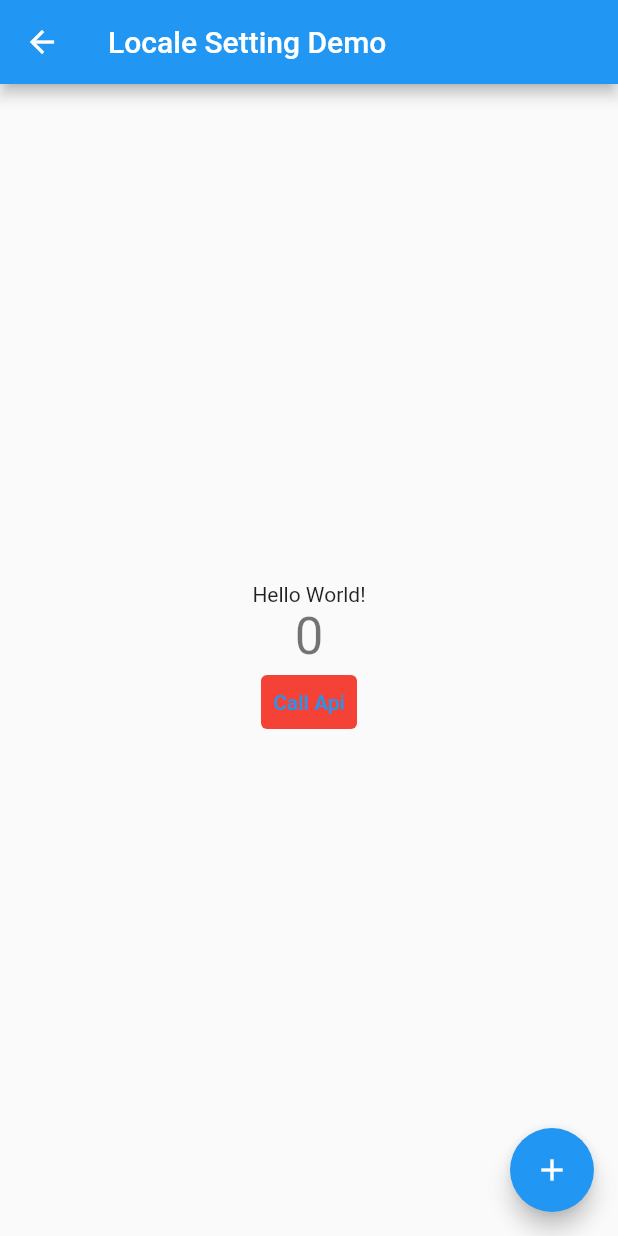
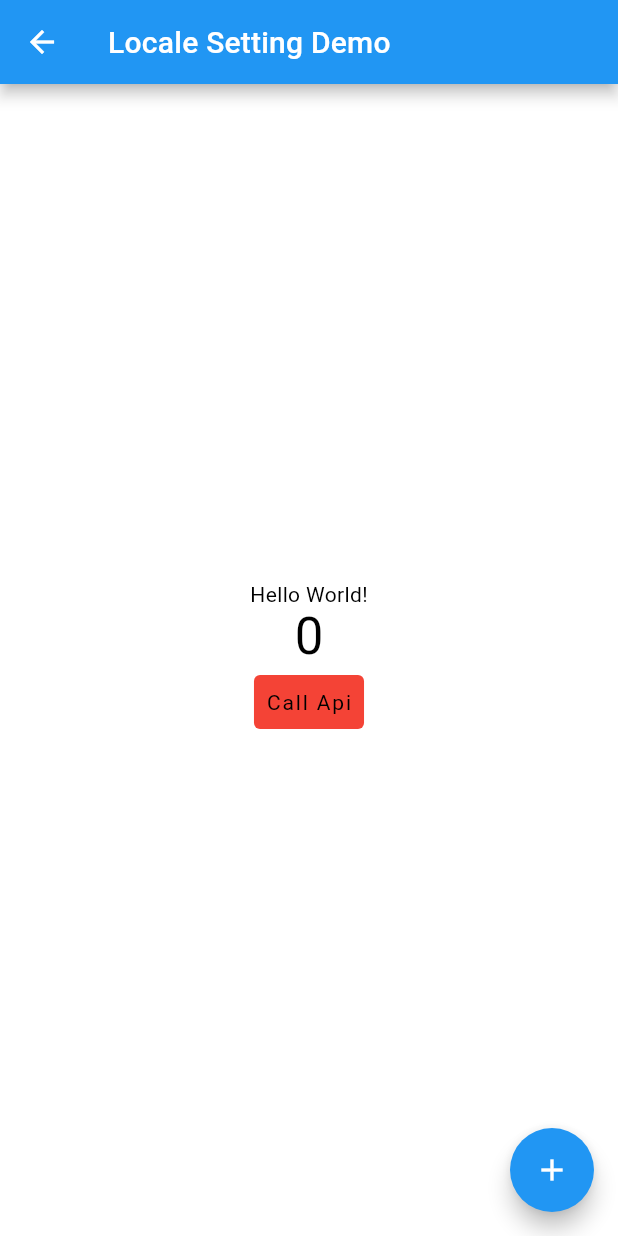
Before and after one commit to anthoai97/flutter_tdd_Base, a Flutter app: the ApiCallDemo screen opened directly, on a phone screen of 412 x 824 dp. Run offline on Flutter 3.47's test engine with Material 2 defaults, Android fonts, the light colour scheme and no system bars; our stand-ins replace cached_network_image, copy_with_extension, dio, easy_localization, equatable, flutter_bloc and 5 more.

Commit message:
update theme

```diff
--- a/lib/awesome_app.dart
+++ b/lib/awesome_app.dart
@@ -1,3 +1,4 @@
+import 'package:awesome_app/resources/themes.dart';
 import 'package:flutter/material.dart';
 import 'package:awesome_app/core/route/navigation_manager.dart';
 import 'package:awesome_app/navigator/routes.dart';
@@ -12,8 +13,9 @@ class AwesomeApp extends StatelessWidget {
       localizationsDelegates: context.localizationDelegates,
       supportedLocales: context.supportedLocales,
       locale: context.locale,
-      theme: ThemeData(primarySwatch: Colors.blue),
+      theme: ThemeDef.lightTheme,
       themeMode: ThemeMode.system,
+      darkTheme: ThemeDef.darkTheme,
       navigatorKey: NavigationManager().rootNavigator,
       onGenerateRoute: (RouteSettings settings) =>
           AppRouter.generateRoute(context, settings),
--- a/lib/core/base_bloc/base_widget_with_bloc.dart
+++ b/lib/core/base_bloc/base_widget_with_bloc.dart
@@ -110,6 +110,8 @@ abstract class ComponentRefreshState<
 
   @override
   void handleStateChangeListener(BuildContext context, S state) {
+    super.handleStateChangeListener(context, state);
+
     switch (state.state) {
       case BaseStateDef.FAILED:
         if (refreshController.isRefresh) {
--- a/lib/resources/styles.dart
+++ b/lib/resources/styles.dart
@@ -71,7 +71,9 @@ abstract class ColorsDef {
 
   static const Color kPrimaryColor = Colors.black;
   static const Color kPrimaryLightColor = Colors.black12;
+  static const Color kAccentColor = Colors.white;
   static const Color kDefaultTextColor = Colors.black;
+  static const Color kDefaultTextWhiteColor = Colors.white;
 
   static const Color color_transparent = Color.fromRGBO(0, 0, 0, 0);
   static const Color color_black = Color.fromRGBO(0, 0, 0, 1);
@@ -250,44 +252,44 @@ abstract class DimenDef {
 abstract class TextStyleDef {
   static const TextStyle defaultTextStyle = subtitle2;
 
-  late final TextStyle defaultHintTextStyle = subtitle2.copyWith(
+  static final TextStyle defaultHintTextStyle = subtitle2.copyWith(
     color: ColorsDef.kDefaultTextColor.withOpacity(0.5),
   );
 
-  late final TextStyle textButtonTextStyle = button.copyWith(
+  static final TextStyle textButtonTextStyle = button.copyWith(
     color: ColorsDef.kPrimaryColor,
   );
 
-  late final TextStyle commonButtonTextStyle = bodyText1.copyWith(
+  static final TextStyle commonButtonTextStyle = bodyText1.copyWith(
     color: Colors.white,
     fontWeight: FontWeight.bold,
   );
 
-  final TextStyle overline = TextStyle(
+  static const TextStyle overline = TextStyle(
     color: ColorsDef.kDefaultTextColor,
     fontSize: DimenDef.overline,
     letterSpacing: 1.5,
   );
 
-  final TextStyle caption = TextStyle(
+  static const TextStyle caption = TextStyle(
     color: ColorsDef.kDefaultTextColor,
     fontSize: DimenDef.caption,
     letterSpacing: 0.4,
   );
 
-  final TextStyle button = TextStyle(
+  static const TextStyle button = TextStyle(
     color: ColorsDef.kDefaultTextColor,
     fontSize: DimenDef.buttonText,
     letterSpacing: 1.25,
   );
 
-  final TextStyle bodyText2 = TextStyle(
+  static const TextStyle bodyText2 = TextStyle(
     color: ColorsDef.kDefaultTextColor,
     fontSize: DimenDef.bodyText2,
     letterSpacing: 0.25,
   );
 
-  final TextStyle bodyText1 = TextStyle(
+  static const TextStyle bodyText1 = TextStyle(
     color: ColorsDef.kDefaultTextColor,
     fontSize: DimenDef.bodyText1,
     letterSpacing: 0.5,
@@ -299,41 +301,41 @@ abstract class TextStyleDef {
     letterSpacing: 0.1,
   );
 
-  final TextStyle subtitle1 = TextStyle(
+  static const TextStyle subtitle1 = TextStyle(
     color: ColorsDef.kDefaultTextColor,
     fontSize: DimenDef.subtitle1,
     letterSpacing: 0.15,
   );
 
-  final TextStyle headline6 = TextStyle(
+  static const TextStyle headline6 = TextStyle(
     color: ColorsDef.kDefaultTextColor,
     fontSize: DimenDef.headline6,
     letterSpacing: 0.15,
   );
 
-  final TextStyle headline5 = TextStyle(
+  static const TextStyle headline5 = TextStyle(
     color: ColorsDef.kDefaultTextColor,
     fontSize: DimenDef.headline5,
   );
 
-  final TextStyle headline4 = TextStyle(
+  static const TextStyle headline4 = TextStyle(
     color: ColorsDef.kDefaultTextColor,
     fontSize: DimenDef.headline4,
     letterSpacing: 0.25,
   );
 
-  final TextStyle headline3 = TextStyle(
+  static const TextStyle headline3 = TextStyle(
     color: ColorsDef.kDefaultTextColor,
     fontSize: DimenDef.headline3,
   );
 
-  final TextStyle headline2 = TextStyle(
+  static const TextStyle headline2 = TextStyle(
     color: ColorsDef.kDefaultTextColor,
     fontSize: DimenDef.headline2,
     letterSpacing: -0.5,
   );
 
-  final TextStyle headline1 = TextStyle(
+  static const TextStyle headline1 = TextStyle(
     color: ColorsDef.kDefaultTextColor,
     fontSize: DimenDef.headline1,
     letterSpacing: -1.5,
--- /dev/null
+++ b/lib/resources/themes.dart
@@ -0,0 +1,111 @@
+import 'package:awesome_app/resources/styles.dart';
+import 'package:flutter/material.dart';
+
+abstract class ThemeDef {
+  static final ThemeData lightTheme = ThemeData(
+    brightness: Brightness.light,
+    primaryColor: ColorsDef.kPrimaryColor,
+    scaffoldBackgroundColor: Colors.white,
+    splashFactory: InkRipple.splashFactory,
+    buttonTheme: commonButtonTheme,
+    textTheme: textTheme,
+    textButtonTheme: textButtonTheme,
+    outlinedButtonTheme: outlinedButtonTheme,
+  )..colorScheme.copyWith(secondary: ColorsDef.kAccentColor);
+
+  static final ThemeData darkTheme = ThemeData(
+    brightness: Brightness.dark,
+    primaryColor: ColorsDef.kPrimaryColor,
+    scaffoldBackgroundColor: ColorsDef.color_black,
+    splashFactory: InkRipple.splashFactory,
+    buttonTheme: commonButtonTheme,
+    textTheme: textBlackTheme,
+    textButtonTheme: textButtonTheme,
+    outlinedButtonTheme: outlinedButtonTheme,
+  );
+
+  static final TextTheme textTheme = TextTheme(
+    headline1: TextStyleDef.headline1,
+    headline2: TextStyleDef.headline2,
+    headline3: TextStyleDef.headline3,
+    headline4: TextStyleDef.headline4,
+    headline5: TextStyleDef.headline5,
+    headline6: TextStyleDef.headline6,
+    subtitle1: TextStyleDef.subtitle1,
+    subtitle2: TextStyleDef.subtitle2,
+    bodyText1: TextStyleDef.bodyText1,
+    bodyText2: TextStyleDef.bodyText2,
+    caption: TextStyleDef.caption,
+    button: TextStyleDef.button,
+    overline: TextStyleDef.overline,
+  );
+
+  static final TextTheme textBlackTheme = TextTheme(
+    headline1: TextStyleDef.headline1
+        .copyWith(color: ColorsDef.kDefaultTextWhiteColor),
+    headline2: TextStyleDef.headline2
+        .copyWith(color: ColorsDef.kDefaultTextWhiteColor),
+    headline3: TextStyleDef.headline3
+        .copyWith(color: ColorsDef.kDefaultTextWhiteColor),
+    headline4: TextStyleDef.headline4
+        .copyWith(color: ColorsDef.kDefaultTextWhiteColor),
+    headline5: TextStyleDef.headline5
+        .copyWith(color: ColorsDef.kDefaultTextWhiteColor),
+    headline6: TextStyleDef.headline6
+        .copyWith(color: ColorsDef.kDefaultTextWhiteColor),
+    subtitle1: TextStyleDef.subtitle1
+        .copyWith(color: ColorsDef.kDefaultTextWhiteColor),
+    subtitle2: TextStyleDef.subtitle2
+        .copyWith(color: ColorsDef.kDefaultTextWhiteColor),
+    bodyText1: TextStyleDef.bodyText1
+        .copyWith(color: ColorsDef.kDefaultTextWhiteColor),
+    bodyText2: TextStyleDef.bodyText2
+        .copyWith(color: ColorsDef.kDefaultTextWhiteColor),
+    caption:
+        TextStyleDef.caption.copyWith(color: ColorsDef.kDefaultTextWhiteColor),
+    button: TextStyleDef.button,
+    overline:
+        TextStyleDef.overline.copyWith(color: ColorsDef.kDefaultTextWhiteColor),
+  );
+
+  static final TextButtonThemeData textButtonTheme = TextButtonThemeData(
+    style: ButtonStyle(
+      textStyle: MaterialStateProperty.all(
+        TextStyleDef.textButtonTextStyle,
+      ),
+      foregroundColor: MaterialStateProperty.all(ColorsDef.kPrimaryColor),
+    ),
+  );
+
+  static final OutlinedButtonThemeData outlinedButtonTheme =
+      OutlinedButtonThemeData(
+    style: ButtonStyle(
+      textStyle: MaterialStateProperty.all(
+        TextStyleDef.bodyText1.copyWith(fontWeight: FontWeight.w500),
+      ),
+      foregroundColor: MaterialStateProperty.all(ColorsDef.color_black),
+      padding: MaterialStateProperty.all(
+        EdgeInsets.all(1.5 * DimenDef.smallSpacing),
+      ),
+      side: MaterialStateProperty.all(
+        BorderSide(color: ColorsDef.kPrimaryColor),
+      ),
+      shape: MaterialStateProperty.all(
+        RoundedRectangleBorder(
+          borderRadius: BorderRadius.circular(DimenDef.smallRadius),
+        ),
+      ),
+    ),
+  );
+
+  static final ButtonThemeData commonButtonTheme = ButtonThemeData(
+    height: DimenDef.buttonHeight,
+    shape: RoundedRectangleBorder(
+      borderRadius: BorderRadius.circular(DimenDef.mediumRadius),
+    ),
+    buttonColor: ColorsDef.kPrimaryColor,
+    disabledColor: ColorsDef.color_FAFAFA,
+    highlightColor: Colors.white.withOpacity(0.05),
+    splashColor: Colors.white.withOpacity(0.1),
+  );
+}
```
Also changed, not shown: lib/core/network/base_response.dart (+30 -16 lines), lib/screens/example/bcheckin_example_screen.dart (+8 -24 lines), lib/screens/example/bloc/example_screen_bloc.dart (+16 -1 lines), lib/widgets/custom_smart_refresh.dart (renamed from lib/widgets/core_widget/custom_smart_refresh.dart), lib/widgets/image_widget.dart (renamed from lib/widgets/core_widget/image_widget.dart), 3 other files.
